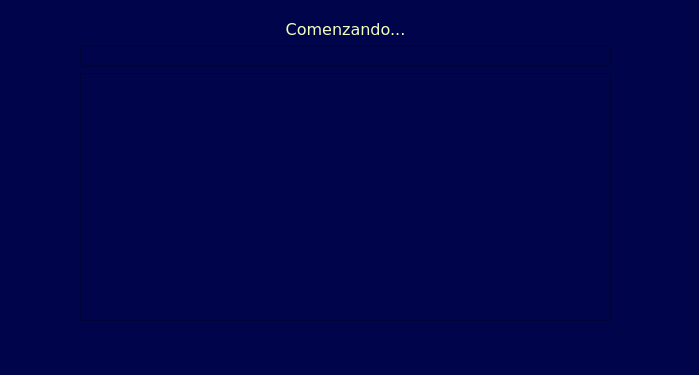
Qt form Desarrollo/PythonScripts/scripts/GUIModule/registro.ui (lucasbaldezzari/bcihack2) before a commit.
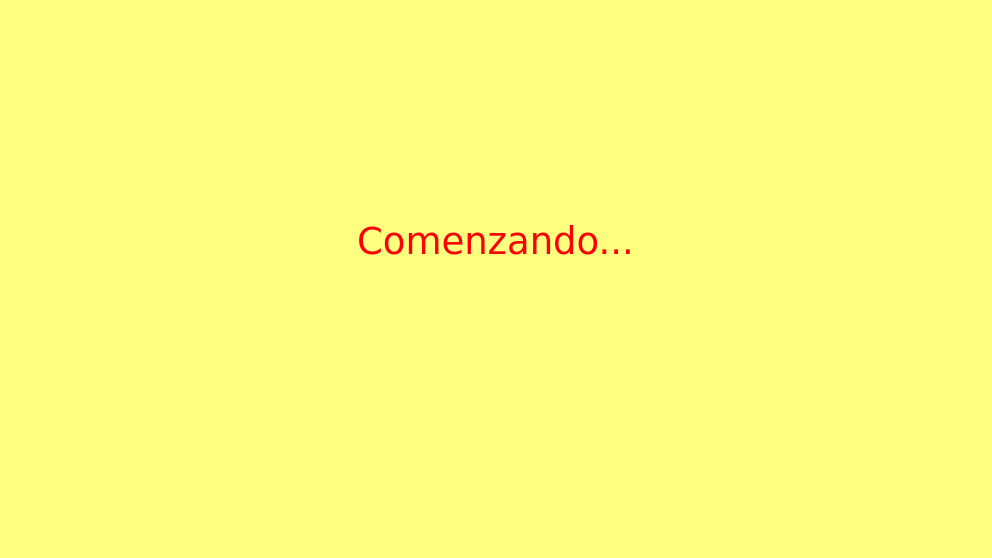
The same form after that commit. Custom widgets are drawn as their Qt base class.

What changed in the file:
```diff
--- a/Desarrollo/PythonScripts/scripts/GUIModule/registro.ui
+++ b/Desarrollo/PythonScripts/scripts/GUIModule/registro.ui
@@ -6,66 +6,25 @@
    <rect>
     <x>0</x>
     <y>0</y>
-    <width>699</width>
-    <height>375</height>
+    <width>992</width>
+    <height>558</height>
    </rect>
   </property>
   <property name="windowTitle">
    <string>Registro de EEG</string>
   </property>
   <property name="styleSheet">
-   <string notr="true">background-color: rgb(0, 4, 75);</string>
+   <string notr="true">background-color: rgb(255, 255, 127);</string>
   </property>
-  <widget class="QWidget" name="">
-   <property name="geometry">
-    <rect>
-     <x>80</x>
-     <y>20</y>
-     <width>531</width>
-     <height>331</height>
-    </rect>
-   </property>
-   <layout class="QVBoxLayout" name="verticalLayout">
-    <item>
-     <widget class="QLabel" name="label_orden">
-      <property name="font">
-       <font>
-        <family>Verdana</family>
-        <pointsize>12</pointsize>
-       </font>
-      </property>
-      <property name="styleSheet">
-       <string notr="true">color: rgb(240, 255, 188);</string>
-      </property>
-      <property name="text">
-       <string>Comenzando...</string>
-      </property>
-      <property name="alignment">
-       <set>Qt::AlignCenter</set>
-      </property>
-     </widget>
-    </item>
-    <item>
-     <widget class="QProgressBar" name="progressBar">
-      <property name="styleSheet">
-       <string notr="true">QProgressBar::chunk{background-color: rgb(255, 170, 0)}</string>
-      </property>
-      <property name="value">
-       <number>0</number>
-      </property>
-      <property name="textVisible">
-       <bool>false</bool>
-      </property>
-      <property name="format">
-       <string/>
-      </property>
-     </widget>
-    </item>
-    <item>
-     <widget class="PlotWidget" name="graphicsView"/>
-    </item>
-    <item>
      <widget class="QLabel" name="label_accion">
+   <property name="geometry">
+    <rect>
+     <x>81</x>
+     <y>202</y>
+     <width>16</width>
+     <height>25</height>
+    </rect>
+   </property>
       <property name="font">
        <font>
         <family>Verdana</family>
@@ -84,17 +43,32 @@
        <set>Qt::AlignCenter</set>
       </property>
      </widget>
-    </item>
-   </layout>
+  <widget class="QLabel" name="label_orden">
+   <property name="geometry">
+    <rect>
+     <x>30</x>
+     <y>200</y>
+     <width>931</width>
+     <height>81</height>
+    </rect>
+   </property>
+   <property name="font">
+    <font>
+     <family>Verdana</family>
+     <pointsize>28</pointsize>
+    </font>
+   </property>
+   <property name="styleSheet">
+    <string notr="true">color: rgb(255, 0, 0);</string>
+   </property>
+   <property name="text">
+    <string>Comenzando...</string>
+   </property>
+   <property name="alignment">
+    <set>Qt::AlignCenter</set>
+   </property>
   </widget>
  </widget>
- <customwidgets>
-  <customwidget>
-   <class>PlotWidget</class>
-   <extends>QGraphicsView</extends>
-   <header>pyqtgraph</header>
-  </customwidget>
- </customwidgets>
  <resources/>
  <connections/>
 </ui>
```
Left out of the diff: 2 changed lines with no effect on the pictures. Lines whose indentation alone changed are shown as unchanged.
